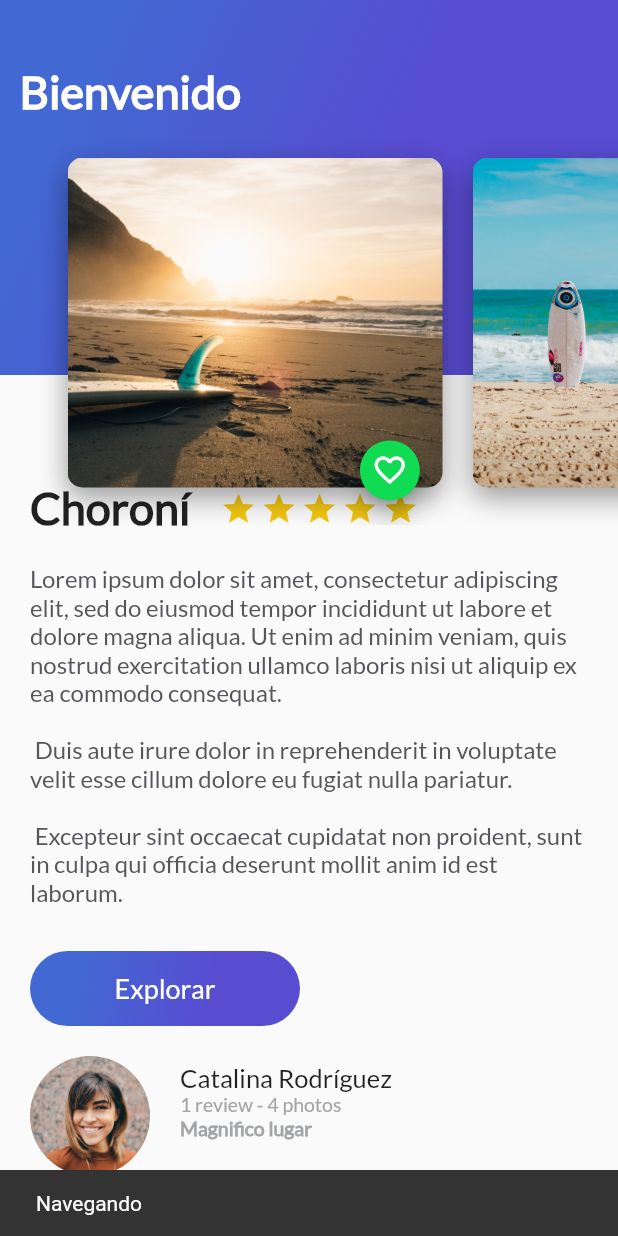
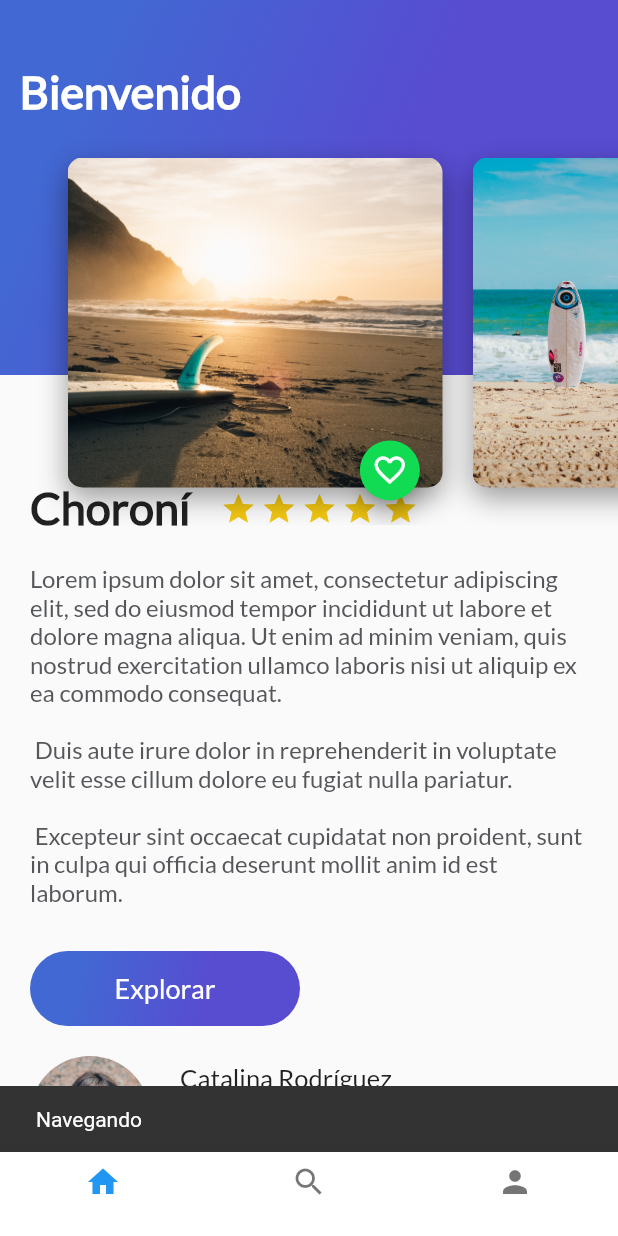
Before and after one commit to DaniSalermi/trips_ranking_app, a Flutter app: the screen it shows after launch, after a tap on "Explorar", on a phone screen of 412 x 824 dp. Run offline on Flutter 3.47's test engine with Material 2 defaults, Android fonts, the phone set to English and light mode, and no system bars.

Commit message:
feat add bottom Navigation Bar

```diff
--- /dev/null
+++ b/lib/home_trips.dart
@@ -0,0 +1,24 @@
+import 'package:flutter/material.dart';
+import 'package:trips_app/review_list.dart';
+
+import 'description_place.dart';
+import 'header_appbar.dart';
+
+class HomeTrips extends StatelessWidget {
+  final String descriptionText =
+      "Lorem ipsum dolor sit amet, consectetur adipiscing elit, sed do eiusmod tempor incididunt ut labore et dolore magna aliqua. Ut enim ad minim veniam, quis nostrud exercitation ullamco laboris nisi ut aliquip ex ea commodo consequat. \n\n Duis aute irure dolor in reprehenderit in voluptate velit esse cillum dolore eu fugiat nulla pariatur. \n\n Excepteur sint occaecat cupidatat non proident, sunt in culpa qui officia deserunt mollit anim id est laborum.";
+  @override
+  Widget build(BuildContext context) {
+    return Stack(
+      children: <Widget>[
+        ListView(
+          children: <Widget>[
+            DescriptionPlace("Choroní", 5, descriptionText),
+            ReviewList()
+          ],
+        ),
+        HeaderAppBar()
+      ],
+    );
+  }
+}
--- a/lib/main.dart
+++ b/lib/main.dart
@@ -1,17 +1,12 @@
 import 'package:flutter/material.dart';
 import 'package:flutter/services.dart';
-import 'description_place.dart';
-import 'review_list.dart';
-import 'header_appbar.dart';
+import 'platzi_trips.dart';
 
 void main() {
   runApp(MyApp());
 }
 
 class MyApp extends StatelessWidget {
-  final String descriptionText =
-      "Lorem ipsum dolor sit amet, consectetur adipiscing elit, sed do eiusmod tempor incididunt ut labore et dolore magna aliqua. Ut enim ad minim veniam, quis nostrud exercitation ullamco laboris nisi ut aliquip ex ea commodo consequat. \n\n Duis aute irure dolor in reprehenderit in voluptate velit esse cillum dolore eu fugiat nulla pariatur. \n\n Excepteur sint occaecat cupidatat non proident, sunt in culpa qui officia deserunt mollit anim id est laborum.";
-
   @override
   Widget build(BuildContext context) {
     SystemChrome.setSystemUIOverlayStyle(SystemUiOverlayStyle(
@@ -24,19 +19,7 @@ class MyApp extends StatelessWidget {
           primarySwatch: Colors.blue,
           visualDensity: VisualDensity.adaptivePlatformDensity,
         ),
-        home: Scaffold(
-          body: Stack(
-            children: <Widget>[
-              ListView(
-                children: <Widget>[
-                  DescriptionPlace("Choroní", 5, descriptionText),
-                  ReviewList()
-                ],
-              ),
-              HeaderAppBar()
-            ],
-          ),
-        ));
+        home: PlatziTrips());
   }
 }
 
--- /dev/null
+++ b/lib/platzi_trips.dart
@@ -0,0 +1,48 @@
+import 'package:flutter/material.dart';
+import 'home_trips.dart';
+import 'search_trips.dart';
+import 'profile_trips.dart';
+
+class PlatziTrips extends StatefulWidget {
+  @override
+  State<StatefulWidget> createState() {
+    return _PlatziTrips();
+  }
+}
+
+class _PlatziTrips extends State<PlatziTrips> {
+  int indexTap = 0;
+
+  final List<Widget> widgetsChildren = [
+    HomeTrips(),
+    SearchTrips(),
+    ProfileTrips(),
+  ];
+
+  void onTapTapped(int index) {
+    setState(() {
+      indexTap = index;
+    });
+  }
+
+  @override
+  Widget build(BuildContext context) {
+    return Scaffold(
+      body: widgetsChildren[indexTap],
+      bottomNavigationBar: Theme(
+        data: Theme.of(context)
+            .copyWith(canvasColor: Colors.white, primaryColor: Colors.purple),
+        child: BottomNavigationBar(
+            onTap: onTapTapped,
+            currentIndex: indexTap,
+            items: [
+              BottomNavigationBarItem(icon: Icon(Icons.home), title: Text("")),
+              BottomNavigationBarItem(
+                  icon: Icon(Icons.search), title: Text("")),
+              BottomNavigationBarItem(
+                  icon: Icon(Icons.person), title: Text("")),
+            ]),
+      ),
+    );
+  }
+}
--- /dev/null
+++ b/lib/profile_trips.dart
@@ -0,0 +1,8 @@
+import 'package:flutter/material.dart';
+
+class ProfileTrips extends StatelessWidget {
+  @override
+  Widget build(BuildContext context) {
+    return Container(color: Colors.pinkAccent);
+  }
+}
--- /dev/null
+++ b/lib/search_trips.dart
@@ -0,0 +1,8 @@
+import 'package:flutter/material.dart';
+
+class SearchTrips extends StatelessWidget {
+  @override
+  Widget build(BuildContext context) {
+    return Container(color: Colors.amberAccent);
+  }
+}
```
